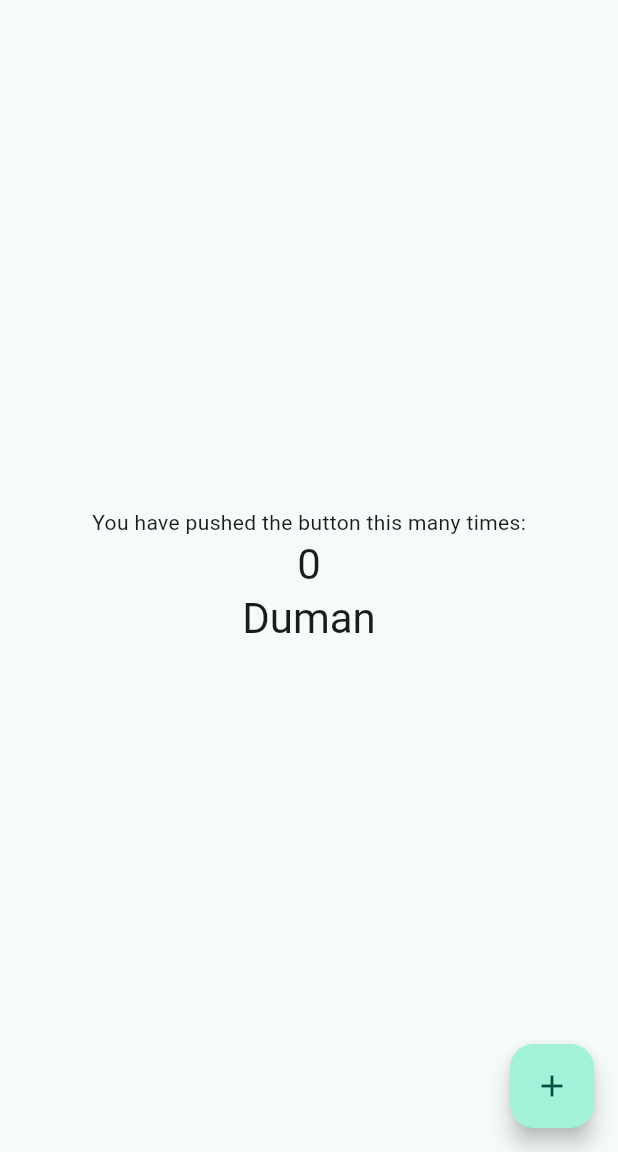
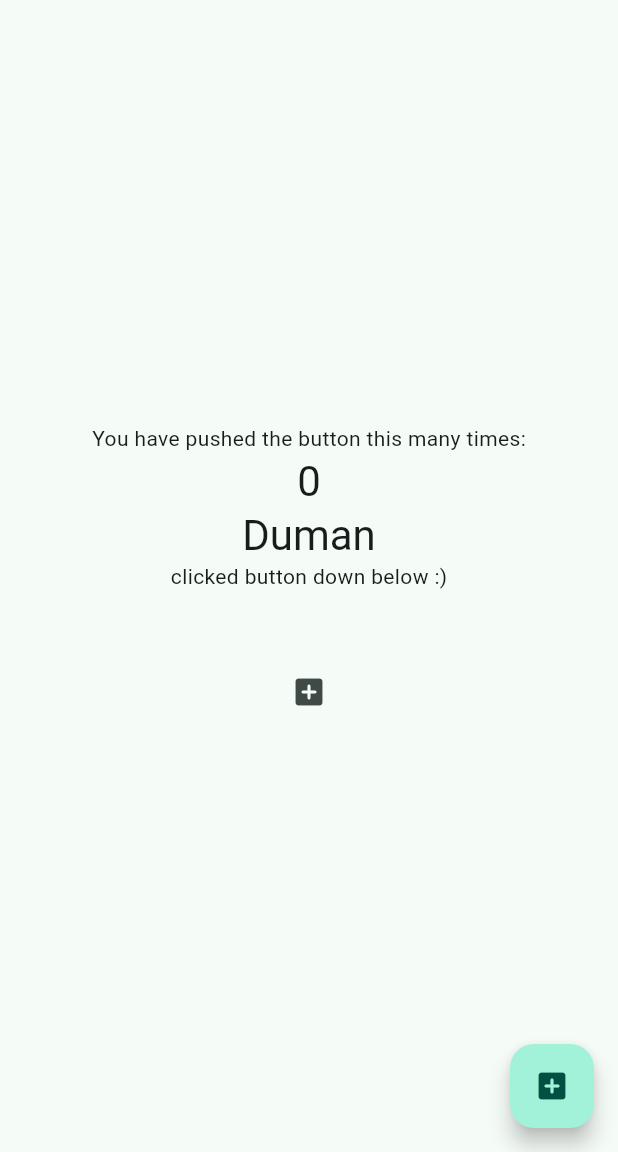
Before and after one commit to selingl/flutter_example, a Flutter app: the screen it shows after launch, on a phone screen of 412 x 824 dp, the part 84-1236 px from its top. Run offline on Flutter 3.47's test engine with Material 3 defaults, Android fonts, the phone set to English and light mode, and no system bars.

Commit message:
added a button which returns paw emoji

```diff
--- a/lib/main.dart
+++ b/lib/main.dart
@@ -66,6 +66,7 @@ class MyHomePage extends StatefulWidget {
 class _MyHomePageState extends State<MyHomePage> {
   int _counter = 0;
   String myCat = 'Duman';
+  String paws = '';
 
   void _incrementCounter() {
     setState(() {
@@ -79,6 +80,12 @@ class _MyHomePageState extends State<MyHomePage> {
     });
   }
 
+  void _addPawEmoji(){
+    setState(() {
+      paws = '🐾';
+    });
+  }
+
   @override
   Widget build(BuildContext context) {
     // This method is rerun every time setState is called, for instance as done
@@ -87,6 +94,7 @@ class _MyHomePageState extends State<MyHomePage> {
     // The Flutter framework has been optimized to make rerunning build methods
     // fast, so that you can just rebuild anything that needs updating rather
     // than having to individually change instances of widgets.
+    print('build is called');
     return Scaffold(
       appBar: AppBar(
         // TRY THIS: Try changing the color here to a specific color (to
@@ -125,14 +133,25 @@ class _MyHomePageState extends State<MyHomePage> {
               myCat,
               style: Theme.of(context).textTheme.headlineMedium,
             ),
+            const Text('clicked button down below :)'),
+            const SizedBox(width: 10),
+            Text(
+              paws,
+              style: const TextStyle(fontSize: 30)
+            ),
+            IconButton(
+              onPressed: _addPawEmoji,
+              icon: Icon(Icons.add_box_rounded),
+              ),
           ],
         ),
       ),
       floatingActionButton: FloatingActionButton(
         onPressed: _incrementCounter,
         tooltip: 'Increment',
-        child: const Icon(Icons.add),
-      ), // This trailing comma makes auto-formatting nicer for build methods.
+        child: const Icon(Icons.add_box_rounded),
+      ),
+      // This trailing comma makes auto-formatting nicer for build methods.
     );
   }
 }
```
